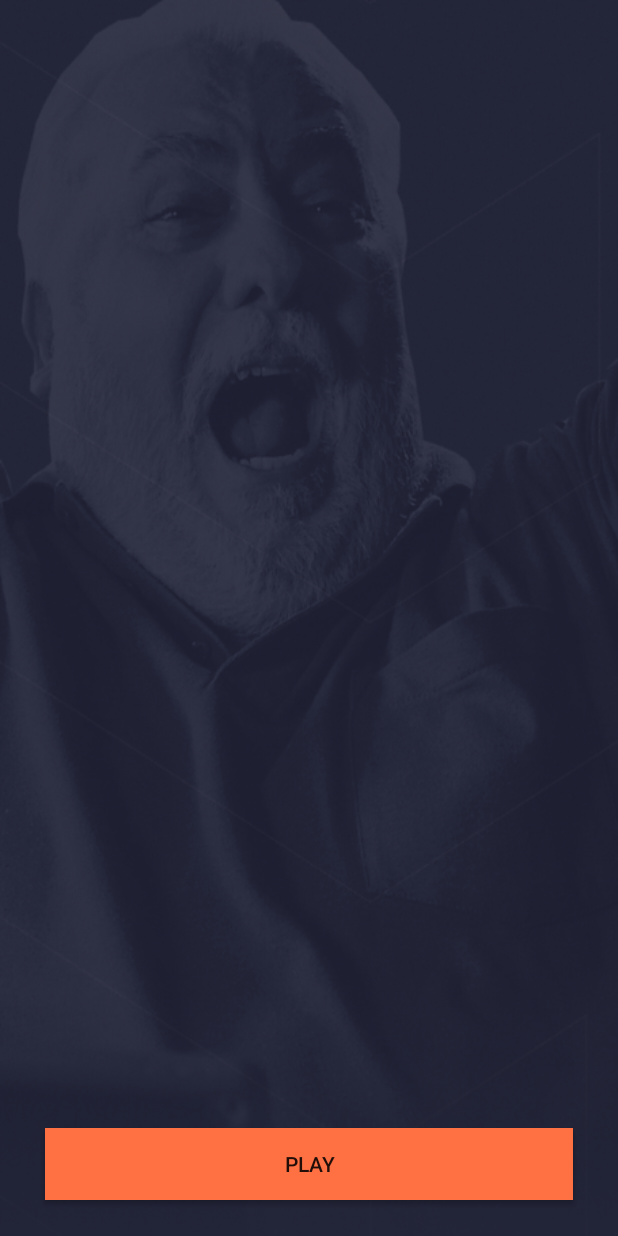
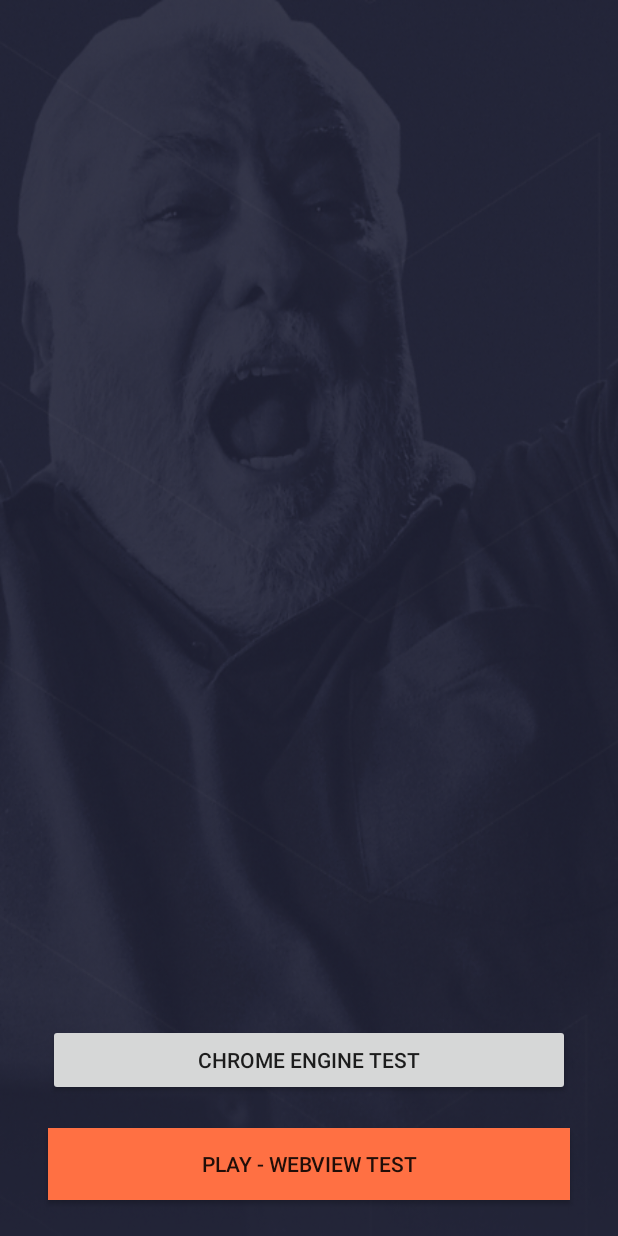
Before and after one commit to sziffera/Bet2Quiz, an Android app: the screen it shows after launch (MainActivity), on a phone screen of 412 x 824 dp. Run offline under Robolectric (Android 15) with nearby library versions, the phone set to English and light mode, and no system bars.

```diff
--- a/app/build.gradle
+++ b/app/build.gradle
@@ -31,6 +31,7 @@ dependencies {
     implementation 'androidx.appcompat:appcompat:1.2.0'
     implementation 'androidx.constraintlayout:constraintlayout:2.0.2'
     implementation 'androidx.legacy:legacy-support-v4:1.0.0'
+    implementation 'com.android.support:customtabs:23.3.0'
 
     testImplementation 'junit:junit:4.12'
     androidTestImplementation 'androidx.test.ext:junit:1.1.2'
--- a/app/src/main/res/layout/activity_main.xml
+++ b/app/src/main/res/layout/activity_main.xml
@@ -11,12 +11,24 @@
         android:id="@+id/startGameButton"
         android:layout_width="0dp"
         android:layout_height="wrap_content"
-        android:layout_marginStart="30dp"
-        android:layout_marginEnd="30dp"
+        android:layout_marginStart="32dp"
+        android:layout_marginEnd="32dp"
         android:layout_marginBottom="24dp"
         android:background="#FF7043"
-        android:text="Play"
+        android:text="Play - WebView test"
         app:layout_constraintBottom_toBottomOf="parent"
         app:layout_constraintEnd_toEndOf="parent"
         app:layout_constraintStart_toStartOf="parent" />
+
+    <Button
+        android:id="@+id/startWithChrome"
+        android:layout_width="0dp"
+        android:layout_height="wrap_content"
+        android:layout_marginStart="32dp"
+        android:layout_marginEnd="32dp"
+        android:layout_marginBottom="21dp"
+        android:text="Chrome Engine test"
+        app:layout_constraintBottom_toTopOf="@+id/startGameButton"
+        app:layout_constraintEnd_toEndOf="parent"
+        app:layout_constraintStart_toStartOf="parent" />
 </androidx.constraintlayout.widget.ConstraintLayout>
```
